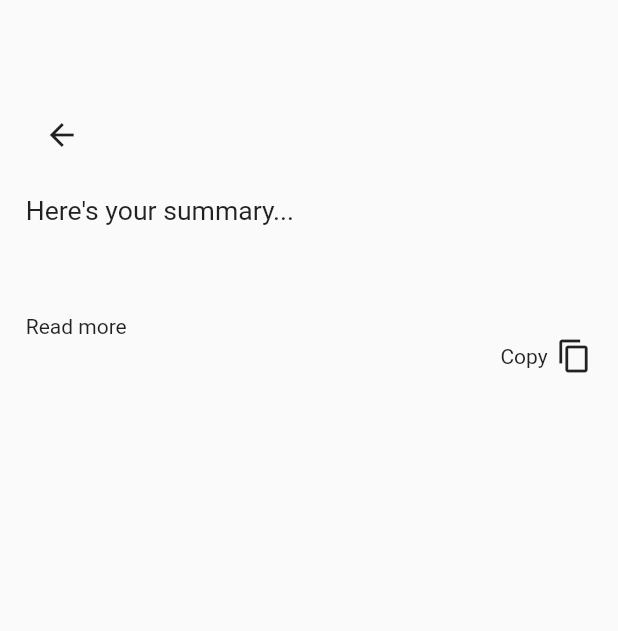
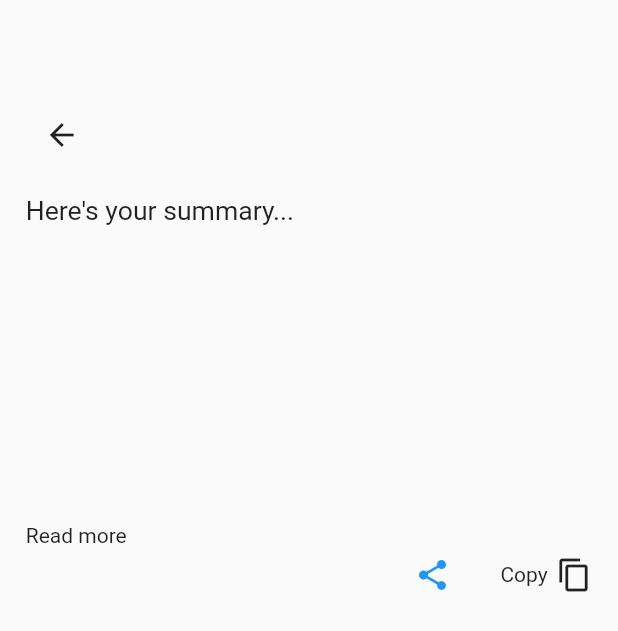
Before and after one commit to virtz/somry, a Flutter app: the SummeryDisplay screen opened directly with empty values, on a phone screen of 412 x 824 dp. Shown: the top 631 px of the screen. Run offline on Flutter 3.47's test engine with Material 2 defaults, Android fonts, the phone set to English and light mode, and no system bars; our stand-ins replace auto_route, dartz, flutter_dotenv, flutter_screenutil, freezed_annotation, get_it and 4 more.

Commit message:
feat: share feature successully added

```diff
--- a/lib/presentation/home/summary_display.dart
+++ b/lib/presentation/home/summary_display.dart
@@ -24,7 +24,6 @@ class _SummeryDisplayState extends State<SummeryDisplay> {
       builder: (context, model, child) => Scaffold(
         body: Padding(
           padding: EdgeInsets.symmetric(horizontal: 15.w),
-        child: SingleChildScrollView(
           child:
               Column(crossAxisAlignment: CrossAxisAlignment.start, children: [
             SizedBox(height: size.height * 0.08),
@@ -33,15 +32,25 @@ class _SummeryDisplayState extends State<SummeryDisplay> {
             Text('Here\'s your summary...',
                 style: TextStyle(fontSize: 15.5.sp)),
             SizedBox(height: size.height * 0.02),
+            SizedBox(
+              height: model.readMore ? size.height * 0.7 : size.height * 0.2,
+              child: SingleChildScrollView(
+                child: Column(
+                  children: [
                     Text(
                       widget.content!.sm_api_content!,
                       textAlign: TextAlign.justify,
                       maxLines: model.readMore ? null : 5,
-              overflow:
-                  model.readMore ? TextOverflow.visible : TextOverflow.ellipsis,
+                      overflow: model.readMore
+                          ? TextOverflow.visible
+                          : TextOverflow.ellipsis,
                       style: TextStyle(
                         height: 1.5.sp,
                         color: Colors.grey[600],
+                      ),
+                    ),
+                  ],
+                ),
               ),
             ),
             SizedBox(height: size.height * 0.02),
@@ -51,6 +60,32 @@ class _SummeryDisplayState extends State<SummeryDisplay> {
                   !model.readMore ? controller.jumpTo(400.h) : null;
                 },
                 child: Text((model.readMore ? "Read less" : "Read more"))),
+            Row(
+              children: [
+                Expanded(
+                  flex: 5,
+                  child: Container(),
+                ),
+                Expanded(
+                    flex: 2,
+                    child: ClipRRect(
+                      borderRadius: BorderRadius.circular(20.r),
+                      child: Material(
+                        child: SizedBox(
+                          height: 30.h,
+                          child: InkWell(
+                            onTap: () {
+                              model.shareContent(
+                                  widget.content!.sm_api_content!, context);
+                            },
+                            child: Icon(
+                              Icons.share,
+                              color: Theme.of(context).primaryColor,
+                            ),
+                          ),
+                        ),
+                      ),
+                    )),
                 InkWell(
                   onTap: () {
                     model.copySummary(widget.content!.sm_api_content!);
@@ -63,10 +98,13 @@ class _SummeryDisplayState extends State<SummeryDisplay> {
                       Icon(model.isCopied ? Icons.check : Icons.copy)
                     ],
                   ),
+                ),
+              ],
             )
           ]),
         ),
-      )),
+        bottomNavigationBar: BottomAppBar(),
+      ),
     );
   }
 }
```
Also changed, not shown: 3 other files. Lines whose indentation alone changed are shown as unchanged.
